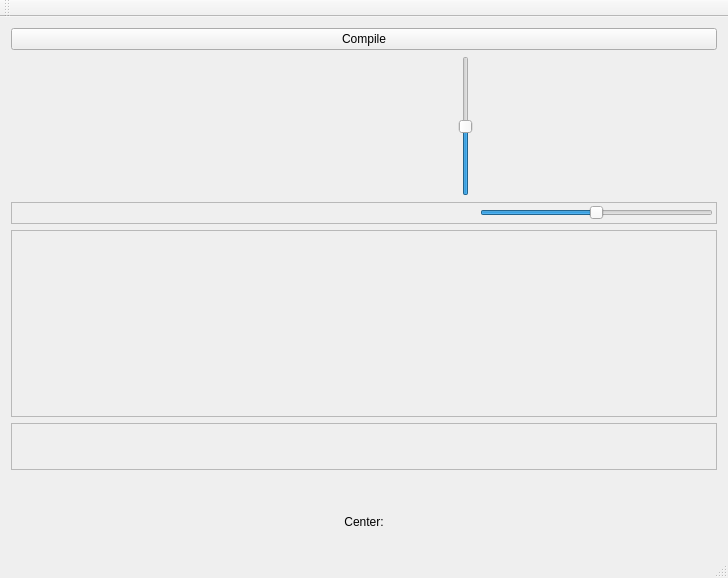
Old version of the form FloatStreamCreator/mainwindow.ui in the repository parallaxinc/Flight-Controller.
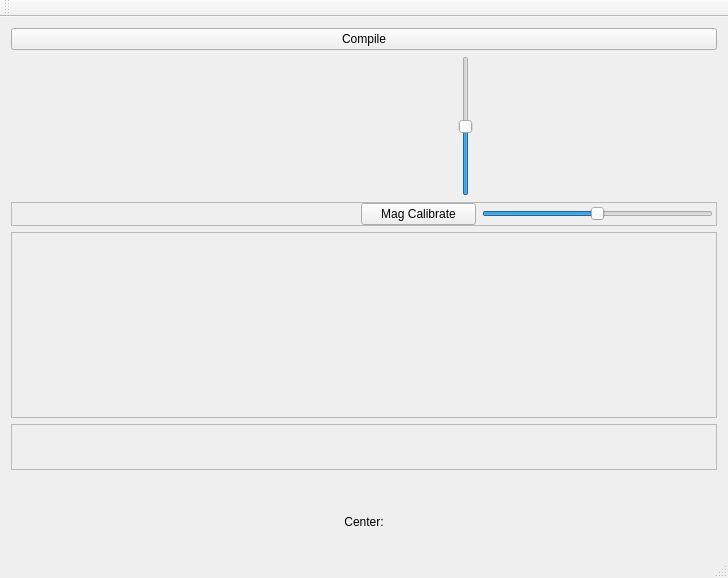
New version of the form. Custom widgets are drawn as their Qt base class.

```diff
--- a/FloatStreamCreator/mainwindow.ui
+++ b/FloatStreamCreator/mainwindow.ui
@@ -99,7 +99,7 @@
       <property name="frameShadow">
        <enum>QFrame::Raised</enum>
       </property>
-      <layout class="QHBoxLayout" name="horizontalLayout_4" stretch="2,1">
+      <layout class="QHBoxLayout" name="horizontalLayout_4" stretch="3,1,2">
        <property name="leftMargin">
         <number>3</number>
        </property>
@@ -119,12 +119,19 @@
          </property>
          <property name="sizeHint" stdset="0">
           <size>
-           <width>461</width>
+           <width>400</width>
            <height>20</height>
           </size>
          </property>
         </spacer>
        </item>
+       <item>
+        <widget class="QPushButton" name="pbMagCalibrate">
+         <property name="text">
+          <string>Mag Calibrate</string>
+         </property>
+        </widget>
+       </item>
        <item>
         <widget class="QSlider" name="headingRot">
          <property name="minimum">
```
